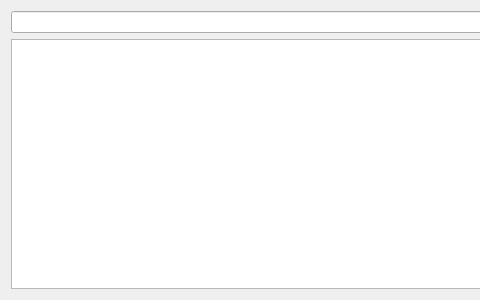
Before: the Qt Designer form editor/ui/ContentBrowser.ui in RyanDeBarros/Olympian, drawn with Qt 5; both pictures show x 0 to 480 and y 0 to 300 of the 831 by 300 pixel window.
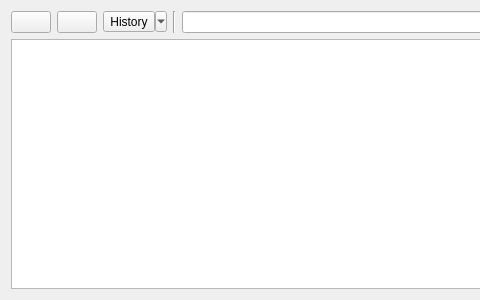
After: the same form once the commit is applied. Custom widgets are drawn as their Qt base class.

Commit message: Moved history and file IO machine to content browser.

Patch:
```diff
--- a/editor/ui/ContentBrowser.ui
+++ b/editor/ui/ContentBrowser.ui
@@ -16,6 +16,43 @@
   <layout class="QVBoxLayout" name="verticalLayout">
    <item>
     <layout class="QHBoxLayout" name="horizontalLayout">
+     <item>
+      <widget class="QPushButton" name="undoButton">
+       <property name="toolTip">
+        <string>Undo (Ctrl+Z)</string>
+       </property>
+       <property name="text">
+        <string/>
+       </property>
+      </widget>
+     </item>
+     <item>
+      <widget class="QPushButton" name="redoButton">
+       <property name="toolTip">
+        <string>Redo (Ctrl+Shift+Z)</string>
+       </property>
+       <property name="text">
+        <string/>
+       </property>
+      </widget>
+     </item>
+     <item>
+      <widget class="QToolButton" name="historyToolButton">
+       <property name="text">
+        <string>History</string>
+       </property>
+       <property name="popupMode">
+        <enum>QToolButton::ToolButtonPopupMode::MenuButtonPopup</enum>
+       </property>
+      </widget>
+     </item>
+     <item>
+      <widget class="Line" name="line">
+       <property name="orientation">
+        <enum>Qt::Orientation::Vertical</enum>
+       </property>
+      </widget>
+     </item>
      <item>
       <widget class="QLineEdit" name="folderLineEdit">
        <property name="readOnly">
```
The commit also changes 9 other files.
